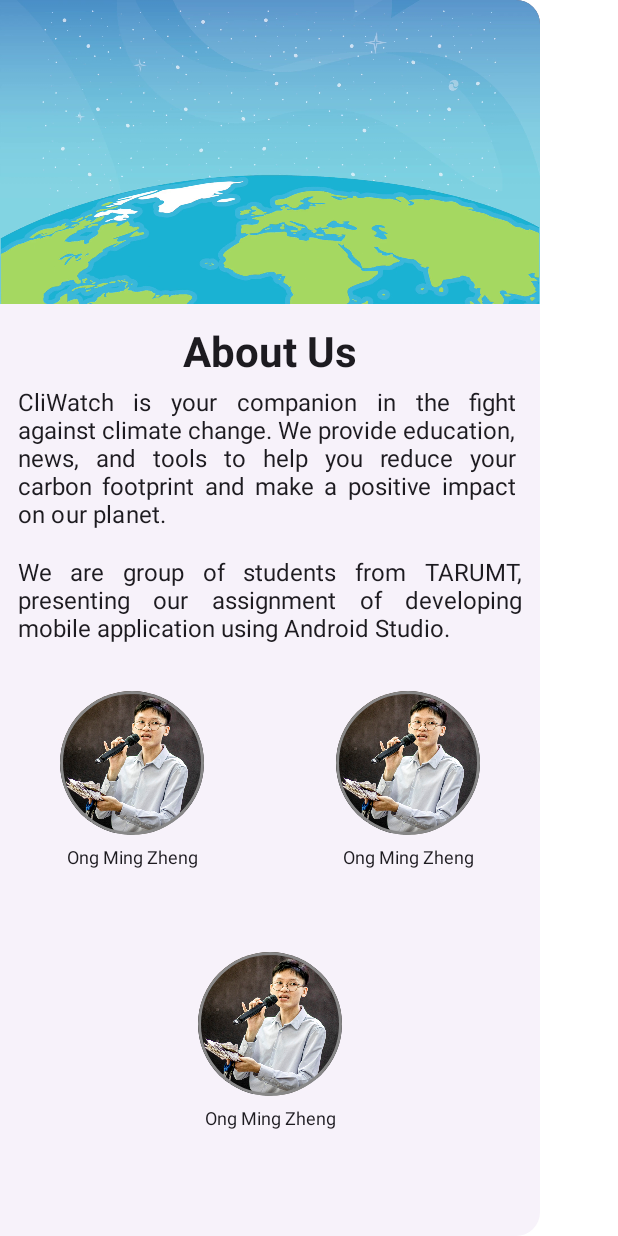
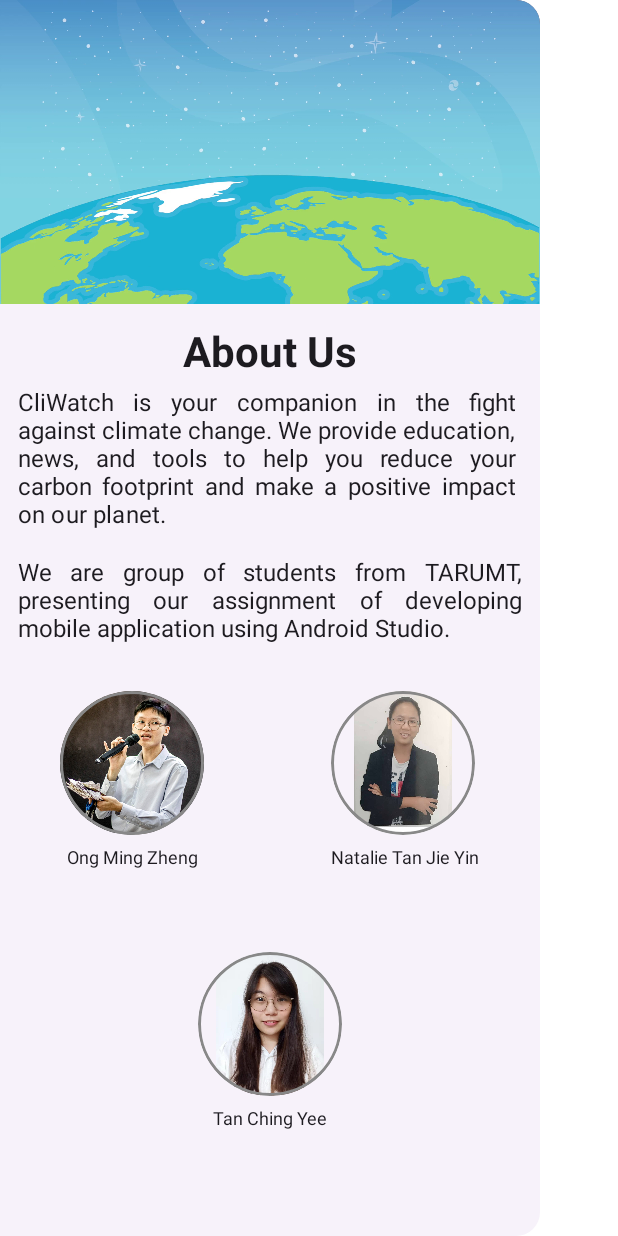
Before and after one commit to ongmz/CliWatchJC, an Android app built with Jetpack Compose: the @Preview function DrawerHeaderPreview, on a phone screen of 412 x 824 dp. Run offline under Robolectric (Android 15) with nearby library versions, the phone set to English and light mode, and no system bars.

Commit message:
Added pics

```diff
--- a/app/src/main/java/com/example/cliwatchjc/Screen.kt
+++ b/app/src/main/java/com/example/cliwatchjc/Screen.kt
@@ -376,7 +376,7 @@ fun AppDrawer(closeDrawer: () -> Unit = {}) {
                         }
                         Column {
                             Image(
-                                painterResource(id = R.drawable.img_leon),
+                                painterResource(id = R.drawable.img_natalie),
                                 contentDescription = "",
                                 modifier = Modifier
                                     .size(96.dp)
@@ -384,7 +384,7 @@ fun AppDrawer(closeDrawer: () -> Unit = {}) {
                                     .border(2.dp, Color.Gray, CircleShape)
                             )
                             Text(
-                                text = "Ong Ming Zheng",
+                                text = "Natalie Tan Jie Yin",
                                 fontSize = 12.sp,
                                 modifier = Modifier
                                     .align(Alignment.CenterHorizontally)
@@ -401,7 +401,7 @@ fun AppDrawer(closeDrawer: () -> Unit = {}) {
                             .padding(top = 8.dp)) {
                         Column {
                             Image(
-                                painterResource(id = R.drawable.img_leon),
+                                painterResource(id = R.drawable.img_mickey),
                                 contentDescription = "",
                                 modifier = Modifier
                                     .size(96.dp)
@@ -409,7 +409,7 @@ fun AppDrawer(closeDrawer: () -> Unit = {}) {
                                     .border(2.dp, Color.Gray, CircleShape)
                             )
                             Text(
-                                text = "Ong Ming Zheng",
+                                text = "Tan Ching Yee",
                                 fontSize = 12.sp,
                                 modifier = Modifier
                                     .align(Alignment.CenterHorizontally)
--- a/gradle/libs.versions.toml
+++ b/gradle/libs.versions.toml
@@ -1,5 +1,5 @@
 [versions]
-agp = "8.3.0-alpha04"
+agp = "8.3.0-alpha05"
 kotlin = "1.9.0"
 core-ktx = "1.12.0"
 junit = "4.13.2"
```
Also changed, not shown: app/src/main/res/drawable/img_mickey.jpeg (added), app/src/main/res/drawable/img_natalie.jpeg (added).
